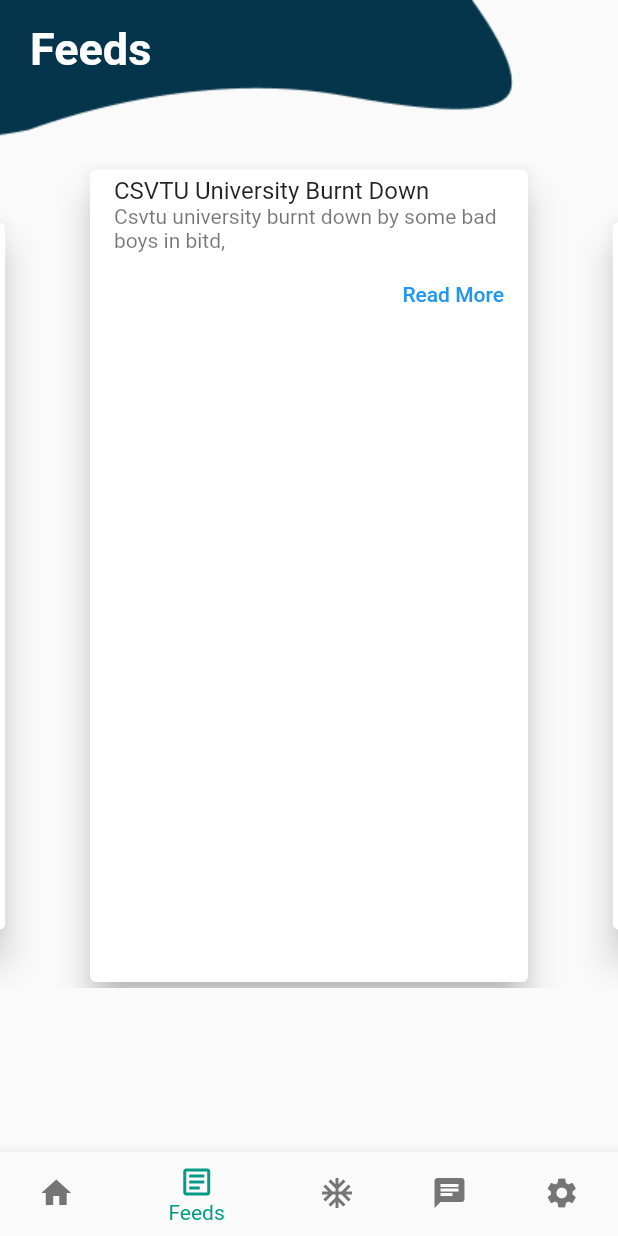
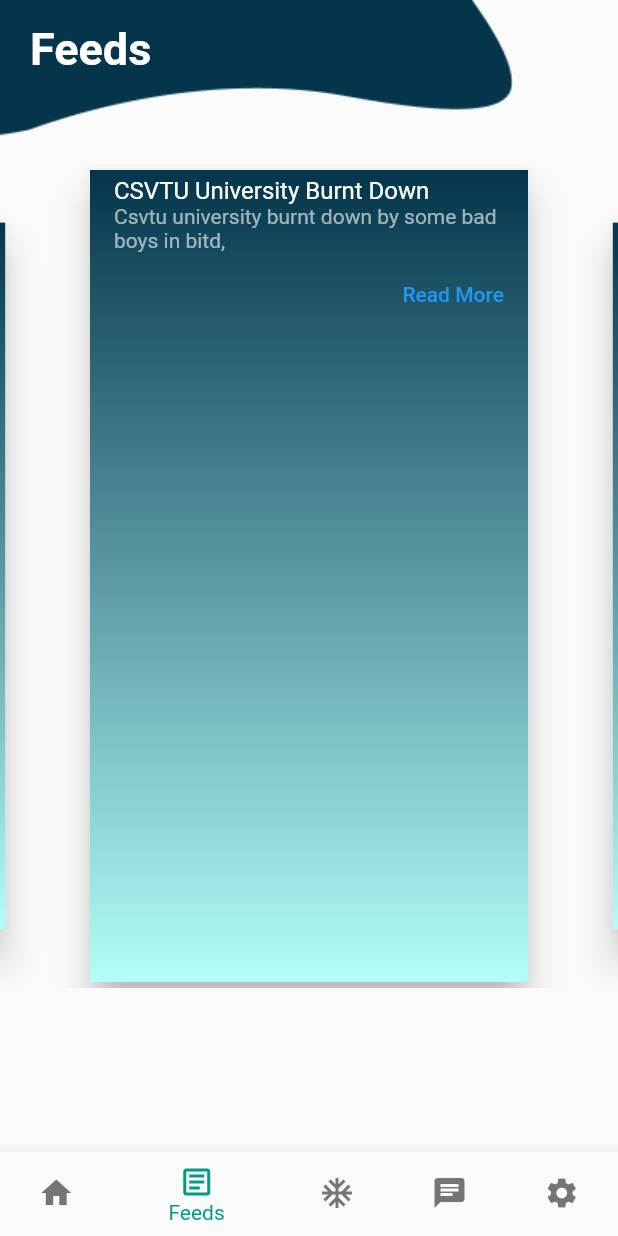
Before and after one commit to hackat-a-t-hon/tervis, a Flutter app: the screen it shows after launch, item 2 of the bottom bar chosen, on a phone screen of 412 x 824 dp. Run offline on Flutter 3.47's test engine with Material 2 defaults, Android fonts, the phone set to English and light mode, and no system bars; drawn by our look-alikes of carousel_slider; Roboto replaces fonts that are missing (RobotoMono).

Commit message:
changed gradient in card in feeds page

```diff
--- a/lib/feedScreen.dart
+++ b/lib/feedScreen.dart
@@ -1,4 +1,3 @@
-
 import 'package:flutter/material.dart';
 import 'package:carousel_slider/carousel_slider.dart';
 
@@ -28,7 +27,6 @@
       'title': "CSVTU University Burnt Down",
       'content': "Csvtu university burnt down by some bad boys in bitd,"
     },
-
     {
       'title': "CSK WON THE IPL @)@) FINALS",
       'content': "The indian captian has once again proved it."
@@ -50,9 +48,7 @@
   @override
   Widget build(BuildContext context) {
     return Container(
-      child: Stack(
-        children: [
-
+        child: Stack(children: [
       Container(
         // alignment: Alignment.center,
         child: Image.asset(
@@ -79,7 +75,7 @@
           crossAxisAlignment: CrossAxisAlignment.center,
           children: <Widget>[
             carouselSlider = CarouselSlider(
-            height: MediaQuery.of(context).size.height/1.5,
+              height: MediaQuery.of(context).size.height / 1.5,
 
               initialPage: 0,
               enlargeCenterPage: true,
@@ -96,26 +92,37 @@
                 });
               },
               items: feeds.map((feedItem) {
-
                 return Builder(
                   builder: (BuildContext context) {
                     return Container(
                       constraints: BoxConstraints(minWidth: 300, maxWidth: 500),
 
-                      width: MediaQuery.of(context).size.width/1.5,
+                      width: MediaQuery.of(context).size.width / 1.5,
                       margin: EdgeInsets.symmetric(horizontal: 10.0),
                       // decoration: BoxDecoration(
                       //   color: Colors.green,
                       // ),
+
                       child: Card(
                         elevation: 10,
+                        child: Container(
+                         decoration: BoxDecoration(
+    gradient: LinearGradient(
+      colors: [Color(0Xff04354B), Color(0XffB2FEFA)],
+      begin: FractionalOffset.topCenter,
+            end: FractionalOffset.bottomCenter,
+      )
+  ),
                         child: Column(
                           mainAxisSize: MainAxisSize.min,
                           children: <Widget>[
                             ListTile(
-
-            title: Text(feedItem['title']),
-            subtitle: Text(feedItem['content']),
+                              title: Text(feedItem['title'],
+                                      style: TextStyle(color: Colors.white.withOpacity(1)),
+),
+                              subtitle: Text(feedItem['content'],
+                                      style: TextStyle(color: Colors.white.withOpacity(0.6)),
+),
                             ),
                             Row(
                               mainAxisAlignment: MainAxisAlignment.end,
@@ -123,15 +130,15 @@
                               children: <Widget>[
                                 TextButton(
                                   child: const Text('Read More'),
-                onPressed: () { /* ... */ },
+                                  onPressed: () {/* ... */},
                                 ),
                                 const SizedBox(width: 8),
                               ],
                             ),
                           ],
                         ),
+                        )
                       ),
-
                     );
                   },
                 );
@@ -140,13 +147,10 @@
             // SizedBox(
             //   height: 20,
             // ),
-
           ],
         ),
       ),
-        ]
-      )
-    );
+    ]));
   }
 
   goToPrevious() {
--- a/lib/main.dart
+++ b/lib/main.dart
@@ -3,6 +3,7 @@
 import 'constants.dart';
 import 'talkWithSomeone.dart';
 import 'feedScreen.dart';
+
 void main() {
   runApp(MyApp());
 }
```
Lines whose indentation alone changed are shown as unchanged.
